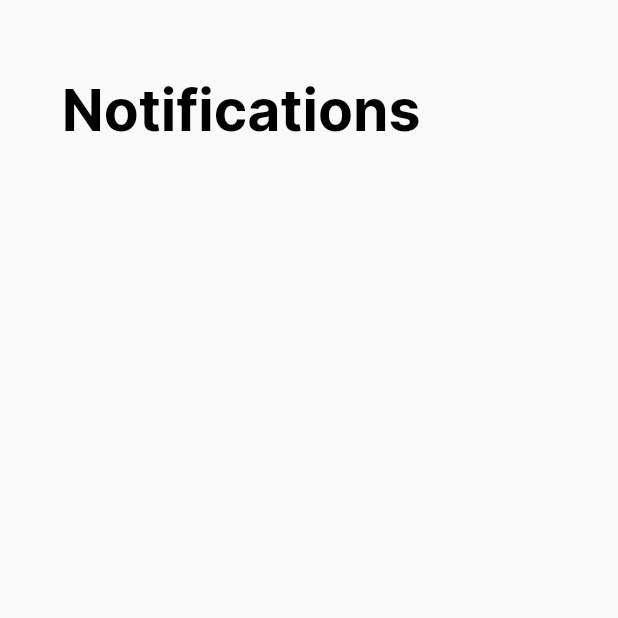
After one commit to Gratski/vf_mobile_professors, a Flutter app: the NotificationsScreen screen opened directly, on a phone screen of 412 x 824 dp, the top half of it. The commit adds this screen. Run offline on Flutter 3.47's test engine with Material 2 defaults, Android fonts, the phone set to English and light mode, and no system bars; our stand-ins replace file_picker, flutter_mobx, font_awesome_flutter, image_picker, mobx; generated files the repository leaves out were written again; network calls fail.

Commit message:
Added notifications screen not ready yet

```diff
--- a/lang/en.json
+++ b/lang/en.json
@@ -119,6 +119,13 @@
 
   "SETTINGS_SECURITY_CHANGE_PASSWORD_TOP_HEADER": "Change Password",
   "SETTINGS_SECURITY_CHANGE_PASSWORD_OLD_LABEL": "Current Password",
-  "SETTINGS_SECURITY_CHANGE_PASSWORD_NEW_LABEL": "New Password",
-  "SETTINGS_SECURITY_CHANGE_PASSWORD_BUTTON_LABEL": "Change it"
+  "SETTINGS_SECURITY_CHANGE_PASSWORD_NEW_LABEL": "New password",
+  "SETTINGS_SECURITY_CHANGE_PASSWORD_NEW_REPEAT_LABEL": "Repeat new password",
+  "SETTINGS_SECURITY_CHANGE_PASSWORD_BUTTON_LABEL": "Change it",
+
+  "NOTIFICATIONS_TOP_HEADER": "Notifications",
+  "NOTIFICATIONS_BOOKED_LABEL": "Booked",
+  "NOTIFICATIONS_CANCELLED_LABEL": "Cancelled",
+  "NOTIFICATIONS_MESSAGE_LABEL": "Message"
+
 }
--- /dev/null
+++ b/lib/localization/constants/notifications/notifications_constants.dart
@@ -0,0 +1,8 @@
+class NotificationsScreenConstants {
+
+  String get topHeader => "NOTIFICATIONS_TOP_HEADER";
+  String get bookedLabel => "NOTIFICATIONS_BOOKED_LABEL";
+  String get cancelledLabel => "NOTIFICATIONS_CANCELLED_LABEL";
+  String get messageLabel => "NOTIFICATIONS_MESSAGE_LABEL";
+
+}
--- a/lib/localization/constants/settings/security/settings_security_constants.dart
+++ b/lib/localization/constants/settings/security/settings_security_constants.dart
@@ -7,6 +7,7 @@ class SettingsSecurityConstants {
   String get changePasswordTopHeader => "SETTINGS_SECURITY_CHANGE_PASSWORD_TOP_HEADER";
   String get changePasswordOldLabel => "SETTINGS_SECURITY_CHANGE_PASSWORD_OLD_LABEL";
   String get changePasswordNewLabel => "SETTINGS_SECURITY_CHANGE_PASSWORD_NEW_LABEL";
+  String get changePasswordNewRepeatLabel => "SETTINGS_SECURITY_CHANGE_PASSWORD_NEW_REPEAT_LABEL";
   String get changePasswordButtonLabel => "SETTINGS_SECURITY_CHANGE_PASSWORD_BUTTON_LABEL";
 
 }
--- /dev/null
+++ b/lib/models/notifications/feed_class_notification_list_item.mode..dart
@@ -0,0 +1,3 @@
+enum FeedClassNotificationTypeModel {
+  RESERVATION, CANCELLATION
+}
--- /dev/null
+++ b/lib/models/notifications/feed_notification_type.model.dart
@@ -0,0 +1,3 @@
+enum FeedNotificationTypeEnum {
+  SYSTEM_NOTIFICATION, CLASS_NOTIFICATION, MESSAGE_NOTIFICATION
+}
--- /dev/null
+++ b/lib/screens/notifications.dart
@@ -0,0 +1,35 @@
+import 'package:flutter/material.dart';
+import 'package:professors/localization/app_localizations.dart';
+import 'package:professors/localization/constants/notifications/notifications_constants.dart';
+import 'package:professors/styles/padding.dart';
+import 'package:professors/widgets/structural/title_widget.dart';
+
+class NotificationsScreen extends StatefulWidget {
+  @override
+  _NotificationsScreenState createState() => _NotificationsScreenState();
+}
+
+class _NotificationsScreenState extends State<NotificationsScreen> {
+
+  NotificationsScreenConstants screenConstants = NotificationsScreenConstants();
+
+  @override
+  Widget build(BuildContext context) {
+    return Scaffold(
+      body: Padding(
+        padding: PaddingsBuilder.regularPadding(context),
+        child: CustomScrollView(
+          slivers: <Widget>[
+            TopTitleWidget(
+              AppLocalizations.of(context).translate(screenConstants.topHeader),
+              'FeedNotificationsTitleKey'
+            ),
+
+
+          ],
+        ),
+      ),
+    );
+  }
+
+}
```
Also changed, not shown: lib/models/notifications/class_feed_notification_list_item.model.dart (added, +21 -0 lines), lib/models/notifications/feed_message_notification_list_item.model.dart (added, +18 -0 lines), lib/models/notifications/feed_system_notification_list_item.model.dart (added, +12 -0 lines), lib/models/notifications/notifications.model.dart (added, +33 -0 lines), lib/screens/home.dart (+8 -5 lines), lib/screens/settings/security/security_change_password.dart (+8 -4 lines), lib/store/notifications/notifications_state.dart (added, +116 -0 lines), lib/store/notifications/notifications_state.g.dart (added).
